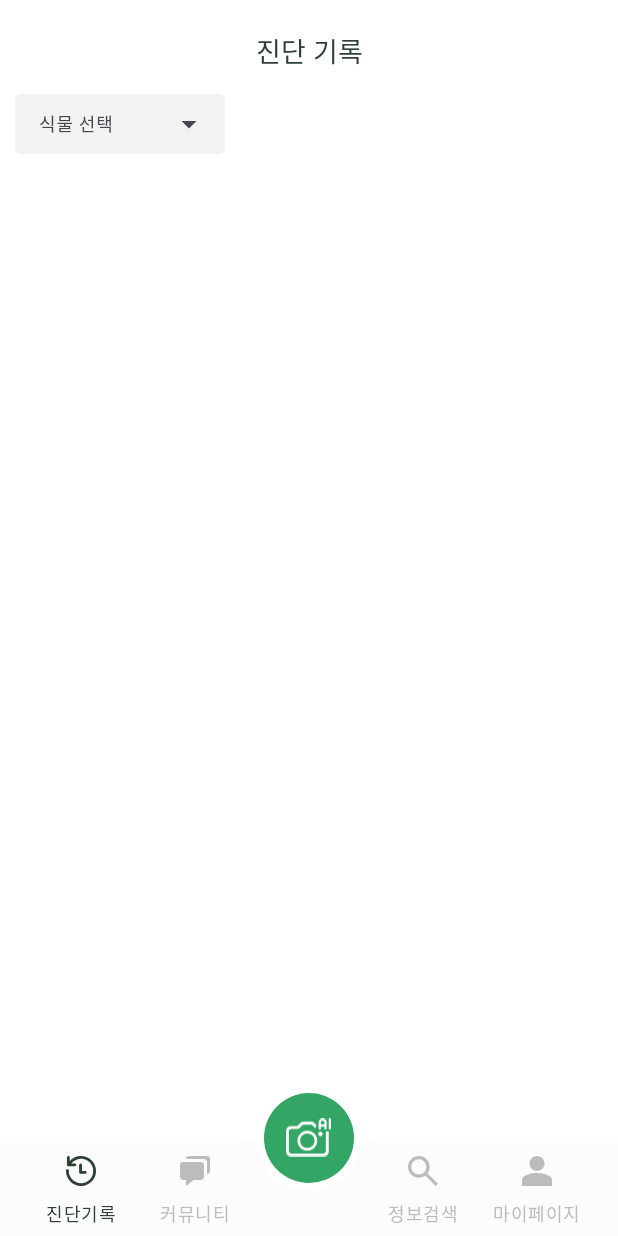
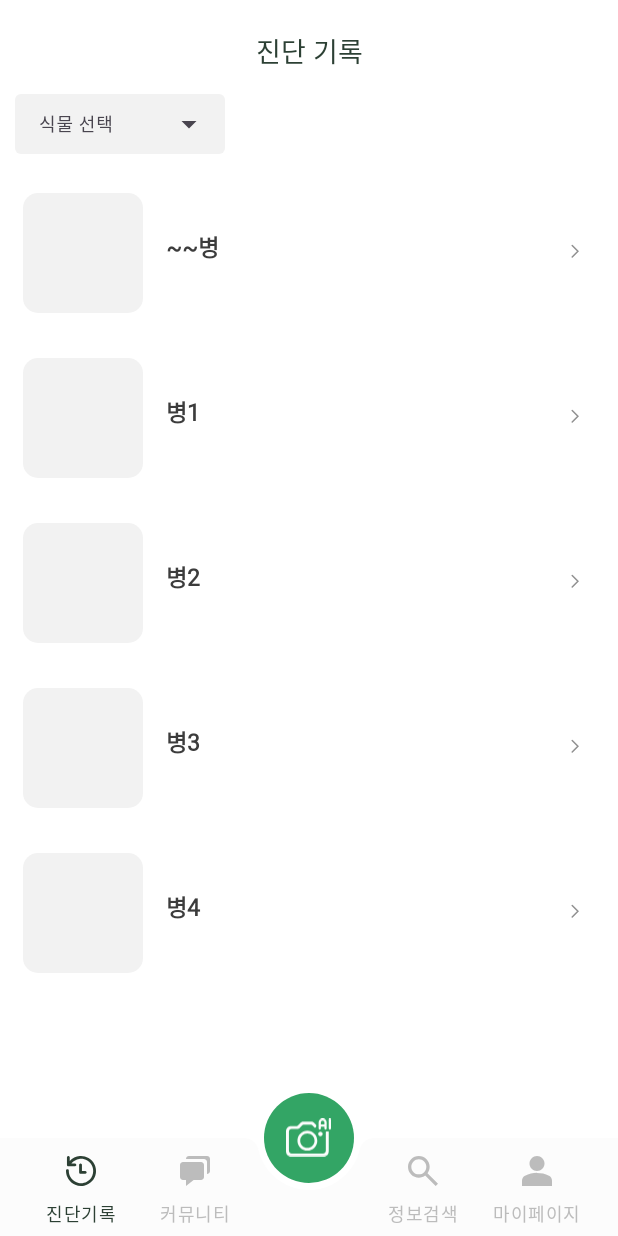
Before and after one commit to 7890-People/NongBooHae_Android, an Android app: the fragment HistoryFragment placed in its activity, on a phone screen of 412 x 824 dp. Run offline under Robolectric (Android 15) with nearby library versions, the phone set to English and light mode, and no system bars; our stand-ins replace data binding.

Commit message:
feat: 진단기록 recyclerView 작업

```diff
--- a/app/src/main/java/com/konkuk/nongboohae/presentation/main/history/HistoryFragment.kt
+++ b/app/src/main/java/com/konkuk/nongboohae/presentation/main/history/HistoryFragment.kt
@@ -1,16 +1,36 @@
 package com.konkuk.nongboohae.presentation.main.history
 
 import BaseFragment
+import android.widget.LinearLayout
+import androidx.recyclerview.widget.LinearLayoutManager
 import com.konkuk.nongboohae.R
 import com.konkuk.nongboohae.databinding.FragmentHistoryBinding
 
 class HistoryFragment : BaseFragment<FragmentHistoryBinding>() {
+    var histories = ArrayList<History>()
+
     override val TAG: String
         get() = "HistoryFragment"
     override val layoutRes: Int
         get() = R.layout.fragment_history
 
     override fun afterViewCreated() {
+        initRVAdapert()
+    }
 
+    private fun initRVAdapert() {
+        histories.add(History("~~병",false, 0))
+        histories.add(History("병1",false, 0))
+        histories.add(History("병2",false, 0))
+        histories.add(History("병3",false, 0))
+        histories.add(History("병4",false, 0))
+        val historyRVAapter = HistoryRVAapter(histories)
+        historyRVAapter.setMyItemClickListener(object : HistoryRVAapter.MyItemClickListener{
+            override fun onGoBtnClick(history: History) {
+                //
+            }
+        })
+        binding.historyRv.layoutManager = LinearLayoutManager(context, LinearLayoutManager.VERTICAL, false)
+        binding.historyRv.adapter = historyRVAapter
     }
 }
--- /dev/null
+++ b/app/src/main/java/com/konkuk/nongboohae/presentation/main/history/HistoryRVAapter.kt
@@ -0,0 +1,55 @@
+package com.konkuk.nongboohae.presentation.main.history
+
+import android.icu.lang.UCharacter.GraphemeClusterBreak.T
+import android.util.Log
+import android.view.LayoutInflater
+import android.view.ViewGroup
+import androidx.recyclerview.widget.RecyclerView
+import com.konkuk.nongboohae.databinding.ItemHistoryBinding
+
+data class History(
+    var name: String = "",
+    var isExpanded: Boolean = false,
+    var image: Int = -1
+)
+
+class HistoryRVAapter(private val historyList : ArrayList<History>): RecyclerView.Adapter<HistoryRVAapter.ViewHolder>() {
+
+    private lateinit var mItemClickListener: MyItemClickListener
+
+    class ViewHolder(val binding: ItemHistoryBinding): RecyclerView.ViewHolder(binding.root) {
+        fun bind(history: History){
+            binding.historyItemDiseaseKr.text = history.name
+            binding.historyItemGoBtn.setOnClickListener {
+                Log.d("history", "더 보기 버튼 클릭됨")
+                ToggleAnimation.toggleArrow(it, !history.isExpanded)
+                if (!history.isExpanded) {
+                    ToggleAnimation.expand(binding.historyItemHiddenLayout)
+                    history.isExpanded = true
+                } else {
+                    ToggleAnimation.collapse(binding.historyItemHiddenLayout)
+                    history.isExpanded = false
+                }
+            }
+        }
+    }
+
+    interface MyItemClickListener {
+        fun onGoBtnClick(history: History)
+    }
+
+    fun setMyItemClickListener(itemClickListener: MyItemClickListener) {
+        mItemClickListener = itemClickListener
+    }
+
+    override fun onCreateViewHolder(viewGroup: ViewGroup, viewType: Int): HistoryRVAapter.ViewHolder {
+        val binding: ItemHistoryBinding = ItemHistoryBinding.inflate(LayoutInflater.from(viewGroup.context), viewGroup, false)
+        return ViewHolder(binding)
+    }
+
+    override fun getItemCount(): Int = historyList.size
+
+    override fun onBindViewHolder(holder: ViewHolder, position: Int) {
+        holder.bind(historyList[position])
+    }
+}
--- /dev/null
+++ b/app/src/main/java/com/konkuk/nongboohae/presentation/main/history/ToggleAnimation.kt
@@ -0,0 +1,69 @@
+package com.konkuk.nongboohae.presentation.main.history
+
+import android.view.View
+import android.view.ViewGroup
+import android.view.animation.Animation
+import android.view.animation.Transformation
+
+class ToggleAnimation {
+
+    companion object {
+
+        fun toggleArrow(view: View, isExpanded: Boolean): Boolean {
+            if (isExpanded) {
+                view.animate().setDuration(200).rotation(90f)
+                return true
+            } else {
+                view.animate().setDuration(200).rotation(0f)
+                return false
+            }
+        }
+
+        fun expand(view: View) {
+            val animation = expandAction(view)
+            view.startAnimation(animation)
+        }
+
+        private fun expandAction(view: View) : Animation {
+            view.measure(ViewGroup.LayoutParams.MATCH_PARENT, ViewGroup.LayoutParams.WRAP_CONTENT)
+            val actualHeight = view.measuredHeight
+
+            view.layoutParams.height = 0
+            view.visibility = View.VISIBLE
+
+            val animation = object : Animation() {
+                override fun applyTransformation(interpolatedTime: Float, t: Transformation?) {
+                    view.layoutParams.height = if (interpolatedTime == 1f) ViewGroup.LayoutParams.WRAP_CONTENT
+                    else (actualHeight * interpolatedTime).toInt()
+
+                    view.requestLayout()
+                }
+            }
+
+            animation.duration = (actualHeight / view.context.resources.displayMetrics.density).toLong()
+
+            view.startAnimation(animation)
+
+            return animation
+        }
+
+        fun collapse(view: View) {
+            val actualHeight = view.measuredHeight
+
+            val animation = object : Animation() {
+                override fun applyTransformation(interpolatedTime: Float, t: Transformation?) {
+                    if (interpolatedTime == 1f) {
+                        view.visibility = View.GONE
+                    } else {
+                        view.layoutParams.height = (actualHeight - (actualHeight * interpolatedTime)).toInt()
+                        view.requestLayout()
+                    }
+                }
+            }
+
+            animation.duration = (actualHeight / view.context.resources.displayMetrics.density).toLong()
+            view.startAnimation(animation)
+        }
+    }
+
+}
--- /dev/null
+++ b/app/src/main/res/layout/item_history.xml
@@ -0,0 +1,243 @@
+<?xml version="1.0" encoding="utf-8"?>
+<LinearLayout xmlns:android="http://schemas.android.com/apk/res/android"
+    android:layout_width="match_parent"
+    android:layout_height="wrap_content"
+    xmlns:app="http://schemas.android.com/apk/res-auto"
+    xmlns:tools="http://schemas.android.com/tools"
+    android:orientation="vertical">
+
+    <androidx.constraintlayout.widget.ConstraintLayout
+        android:layout_width="match_parent"
+        android:layout_height="110dp"
+        android:background="@color/white"
+        android:clickable="false">
+
+        <View
+            android:id="@+id/history_item_line"
+            android:layout_width="match_parent"
+            android:layout_height="1dp"
+            android:backgroundTint="@color/gray7"
+            app:layout_constraintTop_toTopOf="parent"
+            app:layout_constraintStart_toStartOf="parent"
+            app:layout_constraintEnd_toEndOf="parent" />
+
+        <ImageView
+            android:id="@+id/history_item_cropImg"
+            android:layout_width="80dp"
+            android:layout_height="80dp"
+            android:layout_marginStart="15dp"
+            android:background="@drawable/shape_rect_radius10"
+            android:backgroundTint="@color/blank"
+            app:layout_constraintBottom_toBottomOf="parent"
+            app:layout_constraintStart_toStartOf="parent"
+            app:layout_constraintTop_toBottomOf="@id/history_item_line" />
+
+        <TextView
+            android:id="@+id/history_item_categoryText"
+            android:layout_width="0dp"
+            android:layout_height="wrap_content"
+            android:layout_marginStart="15dp"
+            android:gravity="start"
+            android:textColor="@color/green2"
+            android:textSize="13sp"
+            app:layout_constraintEnd_toStartOf="@id/history_item_goBtn"
+            app:layout_constraintStart_toEndOf="@id/history_item_cropImg"
+            app:layout_constraintTop_toTopOf="@id/history_item_cropImg" />
+
+        <TextView
+            android:id="@+id/history_item_diseaseKr"
+            android:layout_width="0dp"
+            android:layout_height="wrap_content"
+            android:layout_marginTop="5dp"
+            android:maxLines="1"
+            android:textColor="@color/darkgray"
+            android:textSize="15sp"
+            android:textStyle="bold"
+            app:layout_constraintEnd_toStartOf="@id/history_item_goBtn"
+            app:layout_constraintStart_toStartOf="@id/history_item_categoryText"
+            app:layout_constraintTop_toBottomOf="@id/history_item_categoryText" />
+
+        <TextView
+            android:id="@+id/history_item_diseaseEng"
+            android:layout_width="0dp"
+            android:layout_height="wrap_content"
+            android:layout_marginTop="5dp"
+            android:textColor="@color/gray1"
+            android:textSize="11sp"
+            app:layout_constraintBottom_toBottomOf="parent"
+            app:layout_constraintEnd_toStartOf="@id/history_item_goBtn"
+            app:layout_constraintStart_toStartOf="@id/history_item_categoryText"
+            app:layout_constraintTop_toBottomOf="@id/history_item_diseaseKr" />
+
+        <ImageView
+            android:id="@+id/history_item_goBtn"
+            android:layout_width="0dp"
+            android:layout_height="wrap_content"
+            android:layout_marginEnd="5dp"
+            android:padding="20dp"
+            android:src="@drawable/img_next_btn"
+            app:layout_constraintBottom_toBottomOf="parent"
+            app:layout_constraintEnd_toEndOf="parent"
+            app:layout_constraintTop_toTopOf="parent" />
+
+    </androidx.constraintlayout.widget.ConstraintLayout>
+
+    <androidx.constraintlayout.widget.ConstraintLayout
+        android:id="@+id/history_item_hidden_layout"
+        android:layout_width="match_parent"
+        android:layout_height="wrap_content"
+        android:visibility="gone">
+
+        <View
+            android:id="@+id/history_item_line2"
+            android:layout_width="match_parent"
+            android:layout_height="1dp"
+            android:backgroundTint="@color/gray7"
+            app:layout_constraintTop_toTopOf="parent"
+            app:layout_constraintStart_toStartOf="parent"
+            app:layout_constraintEnd_toEndOf="parent" />
+
+        <androidx.cardview.widget.CardView
+            android:id="@+id/history_item_photo_cv"
+            android:layout_width="match_parent"
+            android:layout_height="180dp"
+            app:layout_constraintTop_toBottomOf="@id/history_item_line2"
+            android:layout_marginHorizontal="20dp"
+            android:layout_marginTop="15dp"
+            app:cardCornerRadius="10dp"
+            app:cardElevation="0dp"
+            >
+
+            <ImageView
+                android:id="@+id/history_item_photo_iv"
+                android:layout_width="match_parent"
+                android:layout_height="match_parent"
+                android:src="@color/cardview_shadow_start_color" />
+
+        </androidx.cardview.widget.CardView>
+
+        <androidx.constraintlayout.widget.ConstraintLayout
+            android:id="@+id/history_item_dis1_layout"
+            android:layout_width="match_parent"
+            android:layout_height="wrap_content"
+            android:layout_marginHorizontal="25dp"
+            app:layout_constraintTop_toBottomOf="@id/history_item_photo_cv"
+            app:layout_constraintStart_toStartOf="parent"
+            android:layout_marginTop="30dp">
+
+            <LinearLayout
+                android:id="@+id/history_item_dis1_name"
+                android:layout_width="wrap_content"
+                android:layout_height="wrap_content"
+                app:layout_constraintStart_toStartOf="parent"
+                app:layout_constraintTop_toTopOf="parent">
+
+                <TextView
+                    android:id="@+id/history_item_dis1_name_tv"
+                    android:layout_width="wrap_content"
+                    android:layout_height="wrap_content"
+                    android:text="갈색둥근무늬병"
+                    android:textSize="16sp"/>
+
+                <ImageView
+                    android:id="@+id/history_item_dis1_arrow_iv"
+                    android:layout_width="wrap_content"
+                    android:layout_height="wrap_content"
+                    android:src="@drawable/ic_right_arrow"
+                    android:layout_gravity="center"
+                    android:layout_marginStart="9dp"
+                    android:layout_marginTop="1dp"/>
+            </LinearLayout>
+
+            <TextView
+                android:id="@+id/history_item_dis1_percent_tv"
+                android:layout_width="wrap_content"
+                android:layout_height="wrap_content"
+                app:layout_constraintEnd_toEndOf="parent"
+                app:layout_constraintTop_toTopOf="@id/history_item_dis1_name"
+                app:layout_constraintBottom_toBottomOf="@id/history_item_dis1_name"
+                android:layout_marginEnd="5dp"
+                android:text="78%"
+                android:textSize="16sp"/>
+
+            <ProgressBar
+                android:id="@+id/history_item_dis1_progress_bar"
+                android:layout_width="match_parent"
+                android:layout_height="6dp"
+                app:layout_constraintStart_toStartOf="parent"
+                app:layout_constraintEnd_toEndOf="parent"
+                app:layout_constraintTop_toBottomOf="@id/history_item_dis1_name"
+                android:layout_marginTop="10dp"
+                style="?android:attr/progressBarStyleHorizontal"
+                android:max="100"
+                tools:progress="60"
+                android:progressDrawable="@drawable/round_green_progress_bar"
+                />
+
+        </androidx.constraintlayout.widget.ConstraintLayout>
+
+        <androidx.constraintlayout.widget.ConstraintLayout
+            android:id="@+id/history_item_dis2_layout"
+            android:layout_width="match_parent"
+            android:layout_height="wrap_content"
+            android:layout_marginHorizontal="25dp"
+            app:layout_constraintTop_toBottomOf="@id/history_item_dis1_layout"
+            app:layout_constraintStart_toStartOf="parent"
+            android:layout_marginTop="30dp"
+            android:layout_marginBottom="30dp"
+            app:layout_constraintBottom_toBottomOf="parent">
+
+            <LinearLayout
+                android:id="@+id/history_item_dis2_name"
+                android:layout_width="wrap_content"
+                android:layout_height="wrap_content"
+                app:layout_constraintStart_toStartOf="parent"
+                app:layout_constraintTop_toTopOf="parent">
+
+                <TextView
+                    android:id="@+id/history_item_dis2_name_tv"
+                    android:layout_width="wrap_content"
+                    android:layout_height="wrap_content"
+                    android:text="갈색둥근무늬병"
+                    android:textSize="14sp"/>
+
+                <ImageView
+                    android:id="@+id/history_item_dis2_arrow_iv"
+                    android:layout_width="wrap_content"
+                    android:layout_height="wrap_content"
+                    android:src="@drawable/ic_right_arrow"
+                    android:layout_gravity="center"
+                    android:layout_marginStart="9dp"
+                    android:layout_marginTop="1dp"/>
+            </LinearLayout>
+
+            <TextView
+                android:id="@+id/history_item_dis2_percent_tv"
+                android:layout_width="wrap_content"
+                android:layout_height="wrap_content"
+                app:layout_constraintEnd_toEndOf="parent"
+                app:layout_constraintTop_toTopOf="@id/history_item_dis2_name"
+                app:layout_constraintBottom_toBottomOf="@id/history_item_dis2_name"
+                android:layout_marginEnd="5dp"
+                android:text="78%"
+                android:textSize="14sp"/>
+
+            <ProgressBar
+                android:id="@+id/history_item_dis2_progress_bar"
+                android:layout_width="match_parent"
+                android:layout_height="6dp"
+                app:layout_constraintStart_toStartOf="parent"
+                app:layout_constraintEnd_toEndOf="parent"
+                app:layout_constraintTop_toBottomOf="@id/history_item_dis2_name"
+                android:layout_marginTop="10dp"
+                style="?android:attr/progressBarStyleHorizontal"
+                android:max="100"
+                tools:progress="60"
+                android:progressDrawable="@drawable/round_green_progress_bar"
+                />
+
+        </androidx.constraintlayout.widget.ConstraintLayout>
+
+    </androidx.constraintlayout.widget.ConstraintLayout>
+
+</LinearLayout>
```
